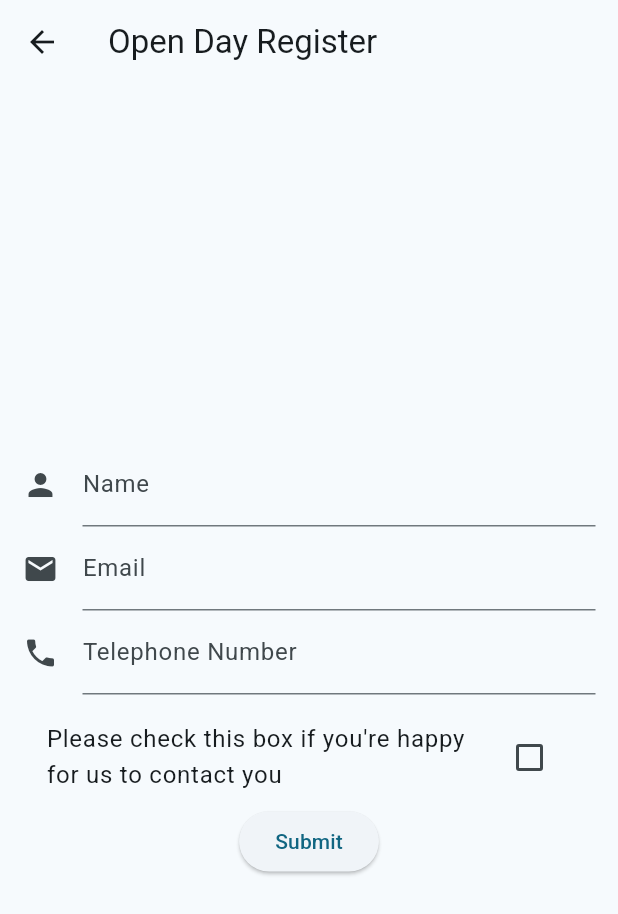
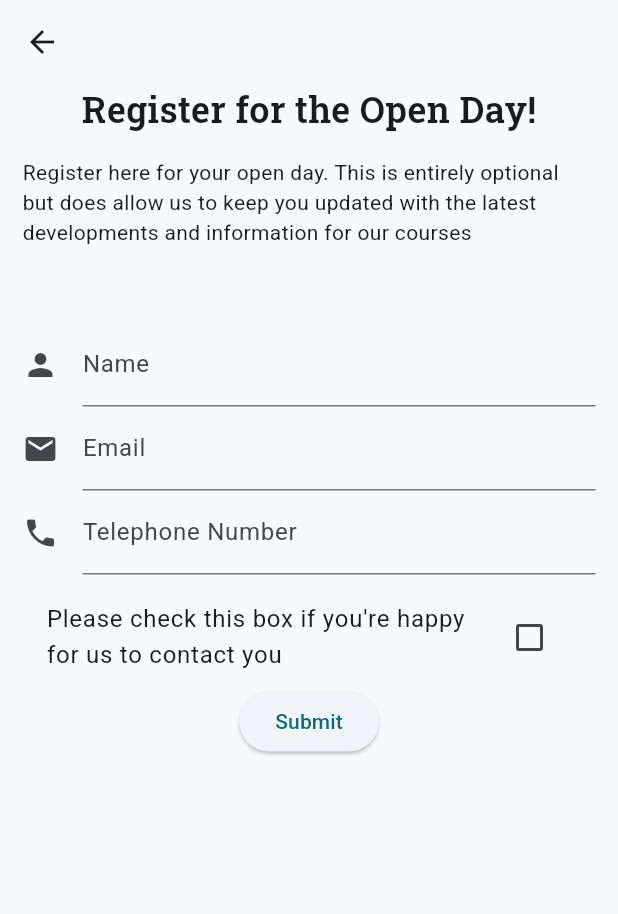
Before and after one commit to JunlinLiWLV/5CS022, a Flutter app: the screen it shows after launch, after a tap on "Register Here", on a phone screen of 412 x 824 dp. Shown: the top 914 px of the screen. Run offline on Flutter 3.47's test engine with Material 3 defaults, Android fonts, the light colour scheme and no system bars; our stand-ins replace flutter_map, latlong2; missing offline and left inert: mobile_scanner, mysql_client.

Commit message:
Improvements to registration page as discussed

```diff
--- a/course_data/I161.json
+++ b/course_data/I161.json
@@ -24,7 +24,7 @@
       "module1" : "Computational Mathematics",
       "module2" : "Fundamentals of Computing",
       "module3" : "Interactive 3D Applications and Academic Skills",
-      "module4" : "Internet Software Architechure and Database",
+      "module4" : "Internet Software Architecture and Database",
       "module5" : "Introductory Programming and Problem Solving",
       "module6" : "Server Management and Virtualisation"
     }
--- a/lib/registration_page.dart
+++ b/lib/registration_page.dart
@@ -27,10 +27,18 @@ class registrationForm extends State<theRegistrationPage>{
           onTap: (){ Navigator.pop(context); },
           child: Icon(Icons.arrow_back),
           ),
-          title: Text("Open Day Register"),
+          title: Text(""),
         ),
       body: Center(
-        child: Form(
+        child: Column(
+          children: [
+            Text("Register for the Open Day!", style: TextStyle(fontFamily: 'RobotoSlab', fontWeight: FontWeight.w600, fontSize: 24),),
+            Padding(
+              padding: EdgeInsets.all(15.0),
+              child: Text("Register here for your open day. This is entirely optional but does allow us to keep you updated with the latest developments and information for our courses", style: TextStyle(fontFamily: 'Roboto', fontSize: 14, fontWeight: FontWeight.w400),),
+            ),
+            SizedBox( height: 20 ),
+            Form(
               key: _formKey,
               child: Padding(
                 padding: EdgeInsets.all(15.0), //keep text fields away from the sides of the screen
@@ -123,6 +131,8 @@ class registrationForm extends State<theRegistrationPage>{
                 ),
               ),
             ),
+          ],
+        ),
         ),
       )
     );
```
Lines whose indentation alone changed are shown as unchanged.
